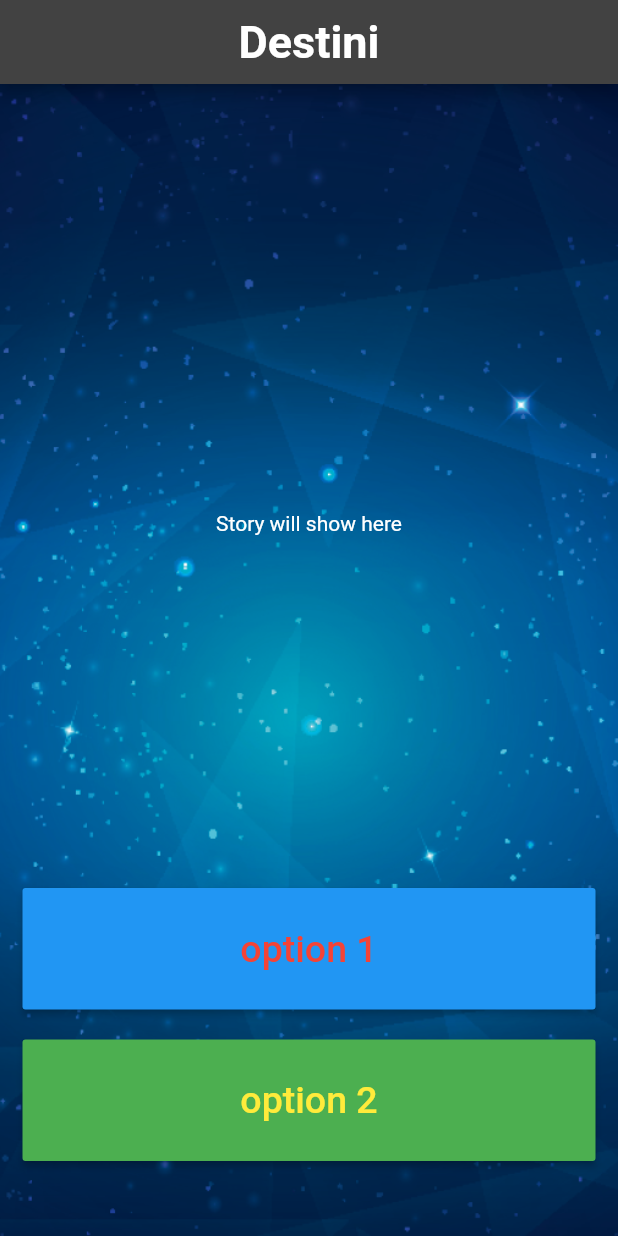
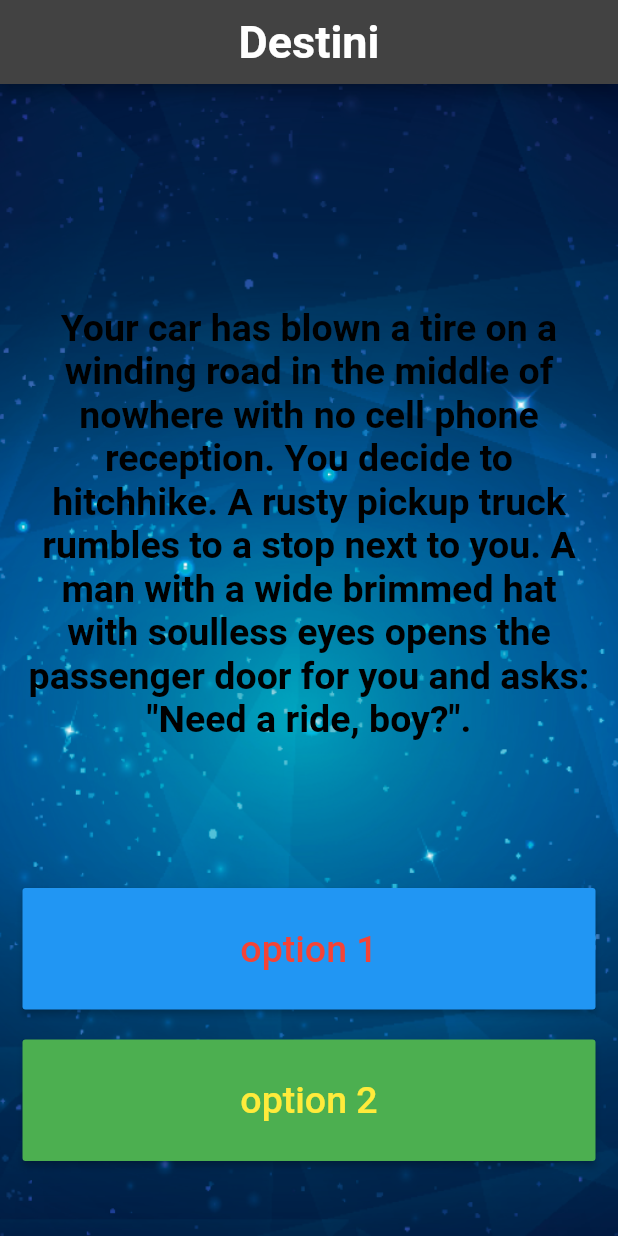
Before and after one commit to Meruem243/destini, a Flutter app: the screen it shows after launch, on a phone screen of 412 x 824 dp. Run offline on Flutter 3.47's test engine with Material 2 defaults, Android fonts, the phone set to English and light mode, and no system bars.

Commit message:
Displaying Story in app

```diff
--- a/lib/main.dart
+++ b/lib/main.dart
@@ -1,3 +1,4 @@
+import 'package:destini/story_brain.dart';
 import 'package:flutter/material.dart';
 
 void main() {
@@ -36,6 +37,8 @@ class DestiniBody extends StatefulWidget {
 }
 
 class _DestiniBodyState extends State<DestiniBody> {
+  StoryBrain stry = StoryBrain();
+
   @override
   Widget build(BuildContext context) {
     return Container(
@@ -51,10 +54,18 @@ class _DestiniBodyState extends State<DestiniBody> {
         child: Column(
           crossAxisAlignment: CrossAxisAlignment.stretch,
           children: <Widget>[
-            const Expanded(
+            Expanded(
               flex: 6,
               child: Center(
-                child: Text('Story will show here'),
+                child: Text(
+                  stry.getStory(0),
+                  textAlign: TextAlign.center,
+                  style: const TextStyle(
+                    color: Colors.black,
+                    fontWeight: FontWeight.bold,
+                    fontSize: 25.0,
+                  ),
+                ),
               ),
             ),
             Expanded(
--- a/lib/story_brain.dart
+++ b/lib/story_brain.dart
@@ -32,4 +32,8 @@ class StoryBrain {
         opt1: 'Restart',
         opt2: ''),
   ];
+
+  String getStory(int num) {
+    return _storyData[num].storyLine;
+  }
 }
```
